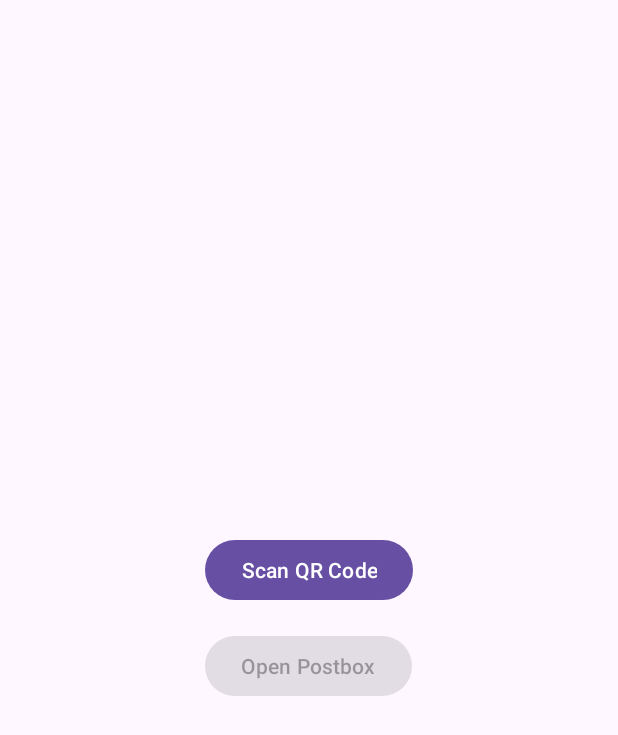
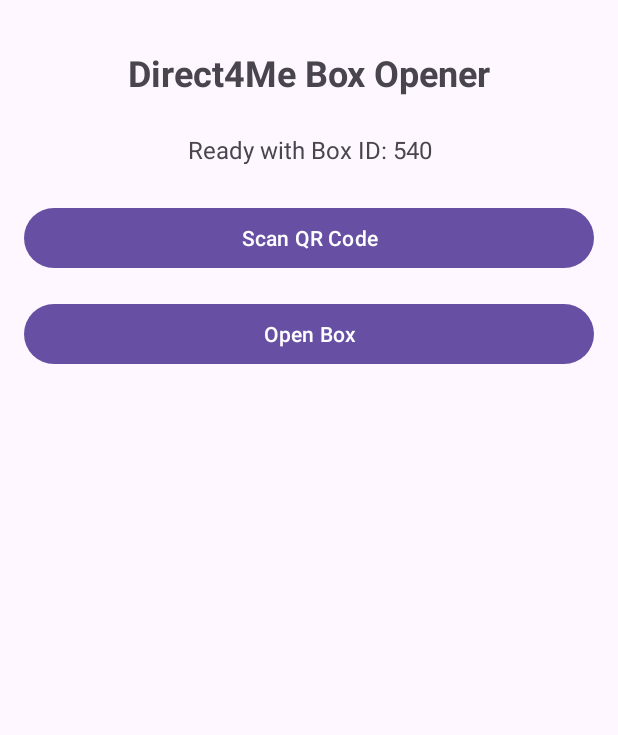
Before and after one commit to Postarji/Paketnik, an Android app: the screen it shows after launch (MainActivity), on a phone screen of 412 x 824 dp. Shown: the top 735 px of the screen. Run offline under Robolectric (Android 15) with nearby library versions, the phone set to English and light mode, and no system bars; libraries missing offline, so code that uses them is left out: com.google.zxing.integration.

Commit message:
changes in MainActivity.kt and activity_main

```diff
--- a/PROGRAMSKI-JEZIKI/app/src/main/res/layout/activity_main.xml
+++ b/PROGRAMSKI-JEZIKI/app/src/main/res/layout/activity_main.xml
@@ -1,23 +1,60 @@
 <?xml version="1.0" encoding="utf-8"?>
-<LinearLayout
-    xmlns:android="http://schemas.android.com/apk/res/android"
+<androidx.constraintlayout.widget.ConstraintLayout xmlns:android="http://schemas.android.com/apk/res/android"
+    xmlns:app="http://schemas.android.com/apk/res-auto"
+    xmlns:tools="http://schemas.android.com/tools"
     android:layout_width="match_parent"
     android:layout_height="match_parent"
-    android:orientation="vertical"
-    android:gravity="center"
-    android:padding="24dp">
+    tools:context=".MainActivity">
+
+    <TextView
+        android:id="@+id/appTitle"
+        android:layout_width="wrap_content"
+        android:layout_height="wrap_content"
+        android:layout_marginTop="32dp"
+        android:text="Direct4Me Box Opener"
+        android:textSize="24sp"
+        android:textStyle="bold"
+        app:layout_constraintEnd_toEndOf="parent"
+        app:layout_constraintStart_toStartOf="parent"
+        app:layout_constraintTop_toTopOf="parent" />
+
+    <TextView
+        android:id="@+id/statusText"
+        android:layout_width="0dp"
+        android:layout_height="wrap_content"
+        android:layout_marginStart="16dp"
+        android:layout_marginTop="24dp"
+        android:layout_marginEnd="16dp"
+        android:gravity="center"
+        android:text="Please scan a QR code or press Open Box"
+        android:textSize="16sp"
+        app:layout_constraintEnd_toEndOf="parent"
+        app:layout_constraintStart_toStartOf="parent"
+        app:layout_constraintTop_toBottomOf="@+id/appTitle" />
 
     <Button
         android:id="@+id/scanButton"
-        android:layout_width="wrap_content"
+        android:layout_width="0dp"
         android:layout_height="wrap_content"
-        android:text="Scan QR Code" />
+        android:layout_marginStart="16dp"
+        android:layout_marginTop="24dp"
+        android:layout_marginEnd="16dp"
+        android:text="Scan QR Code"
+        app:layout_constraintEnd_toEndOf="parent"
+        app:layout_constraintStart_toStartOf="parent"
+        app:layout_constraintTop_toBottomOf="@+id/statusText" />
 
     <Button
         android:id="@+id/openBoxButton"
-        android:layout_width="wrap_content"
+        android:layout_width="0dp"
         android:layout_height="wrap_content"
-        android:text="Open Postbox"
+        android:layout_marginStart="16dp"
+        android:layout_marginTop="16dp"
+        android:layout_marginEnd="16dp"
         android:enabled="false"
-        android:layout_marginTop="16dp" />
-</LinearLayout>
+        android:text="Open Box"
+        app:layout_constraintEnd_toEndOf="parent"
+        app:layout_constraintStart_toStartOf="parent"
+        app:layout_constraintTop_toBottomOf="@+id/scanButton" />
+
+</androidx.constraintlayout.widget.ConstraintLayout>
```
Also changed, not shown: PROGRAMSKI-JEZIKI/app/src/main/java/com/example/postarjiapp/MainActivity.kt (+162 -49 lines).
